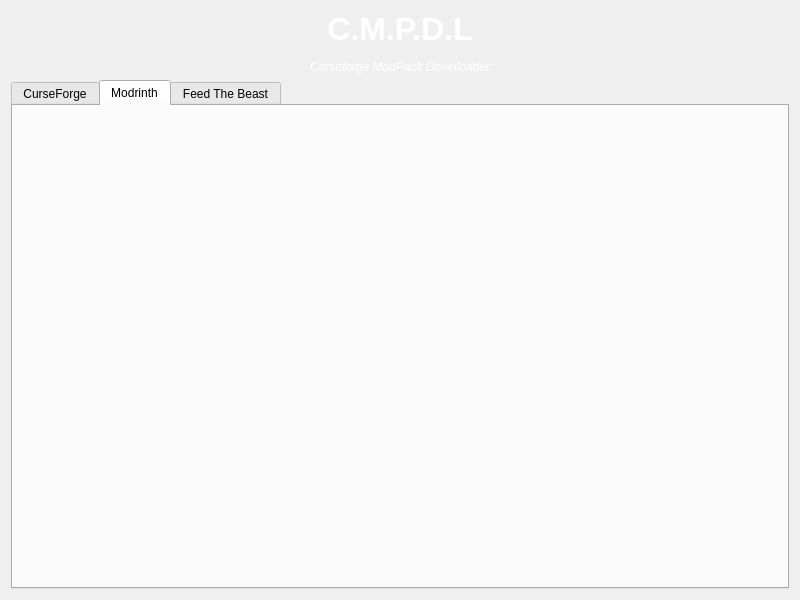
Above: src/GUI/form.ui from Advik-B/CMPDL before the change. Below: the same form after it.
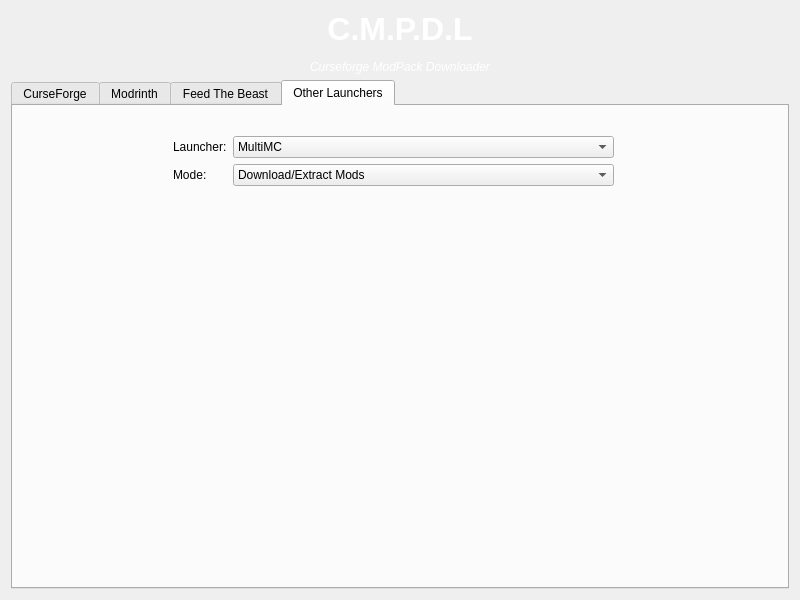
That is the form after the change.

Diff of the .ui file:
```diff
--- a/src/GUI/form.ui
+++ b/src/GUI/form.ui
@@ -14,33 +14,126 @@
    <string>CMPDL by Advik</string>
   </property>
   <layout class="QGridLayout" name="gridLayout">
+   <item row="0" column="0">
+    <widget class="QLabel" name="label">
+     <property name="text">
+      <string>&lt;html&gt;&lt;head/&gt;&lt;body&gt;&lt;p align=&quot;center&quot;&gt;&lt;a href=&quot;https://github.com/Advik-B/CMPDL&quot;&gt;&lt;span style=&quot; font-size:24pt; font-weight:700; color:#ffffff; text-decoration: none;&quot;&gt;C.M.P.D.L&lt;/span&gt;&lt;/a&gt;&lt;/p&gt;&lt;p align=&quot;center&quot;&gt;&lt;span style=&quot; font-style:italic; color:#ffffff;&quot;&gt;Curseforge ModPack Downloader&lt;/span&gt;&lt;/p&gt;&lt;/body&gt;&lt;/html&gt;</string>
+     </property>
+    </widget>
+   </item>
    <item row="1" column="0">
     <widget class="QTabWidget" name="tabWidget">
      <property name="currentIndex">
-      <number>1</number>
+      <number>3</number>
      </property>
-     <widget class="QWidget" name="cf">
+     <widget class="QWidget" name="tab_cf">
       <attribute name="title">
        <string>CurseForge</string>
       </attribute>
      </widget>
-     <widget class="QWidget" name="mr">
+     <widget class="QWidget" name="tab_mr">
       <attribute name="title">
        <string>Modrinth</string>
       </attribute>
      </widget>
-     <widget class="QWidget" name="tab">
+     <widget class="QWidget" name="tab_ftb">
       <attribute name="title">
        <string>Feed The Beast</string>
       </attribute>
      </widget>
-    </widget>
-   </item>
-   <item row="0" column="0">
-    <widget class="QLabel" name="label">
-     <property name="text">
-      <string>&lt;html&gt;&lt;head/&gt;&lt;body&gt;&lt;p align=&quot;center&quot;&gt;&lt;a href=&quot;https://github.com/Advik-B/CMPDL&quot;&gt;&lt;span style=&quot; font-size:24pt; font-weight:700; color:#ffffff; text-decoration: none;&quot;&gt;C.M.P.D.L&lt;/span&gt;&lt;/a&gt;&lt;/p&gt;&lt;p align=&quot;center&quot;&gt;&lt;span style=&quot; font-style:italic; color:#ffffff;&quot;&gt;Curseforge ModPack Downloader&lt;/span&gt;&lt;/p&gt;&lt;/body&gt;&lt;/html&gt;</string>
-     </property>
+     <widget class="QWidget" name="tab_launcher">
+      <attribute name="title">
+       <string>Other Launchers</string>
+      </attribute>
+      <widget class="QWidget" name="formLayoutWidget">
+       <property name="geometry">
+        <rect>
+         <x>160</x>
+         <y>30</y>
+         <width>441</width>
+         <height>391</height>
+        </rect>
+       </property>
+       <layout class="QFormLayout" name="formLayout">
+        <item row="0" column="0">
+         <widget class="QLabel" name="label_2">
+          <property name="text">
+           <string>Launcher:</string>
+          </property>
+         </widget>
+        </item>
+        <item row="0" column="1">
+         <widget class="QComboBox" name="comboBox">
+          <property name="enabled">
+           <bool>true</bool>
+          </property>
+          <property name="editable">
+           <bool>false</bool>
+          </property>
+          <property name="currentText">
+           <string>MultiMC</string>
+          </property>
+          <property name="currentIndex">
+           <number>0</number>
+          </property>
+          <property name="maxCount">
+           <number>2147483645</number>
+          </property>
+          <property name="placeholderText">
+           <string/>
+          </property>
+          <item>
+           <property name="text">
+            <string>MultiMC</string>
+           </property>
+          </item>
+          <item>
+           <property name="text">
+            <string>Prism Launcher</string>
+           </property>
+          </item>
+          <item>
+           <property name="text">
+            <string>GDLauncher</string>
+           </property>
+          </item>
+         </widget>
+        </item>
+        <item row="1" column="0">
+         <widget class="QLabel" name="label_3">
+          <property name="text">
+           <string>Mode:</string>
+          </property>
+         </widget>
+        </item>
+        <item row="1" column="1">
+         <widget class="QComboBox" name="comboBox_2">
+          <property name="sizePolicy">
+           <sizepolicy hsizetype="Preferred" vsizetype="Fixed">
+            <horstretch>0</horstretch>
+            <verstretch>0</verstretch>
+           </sizepolicy>
+          </property>
+          <item>
+           <property name="text">
+            <string>Download/Extract Mods</string>
+           </property>
+          </item>
+          <item>
+           <property name="text">
+            <string>Extract Config</string>
+           </property>
+          </item>
+          <item>
+           <property name="text">
+            <string>Download/Extract Mods &amp; Config</string>
+           </property>
+          </item>
+         </widget>
+        </item>
+       </layout>
+      </widget>
+     </widget>
     </widget>
    </item>
   </layout>
```
